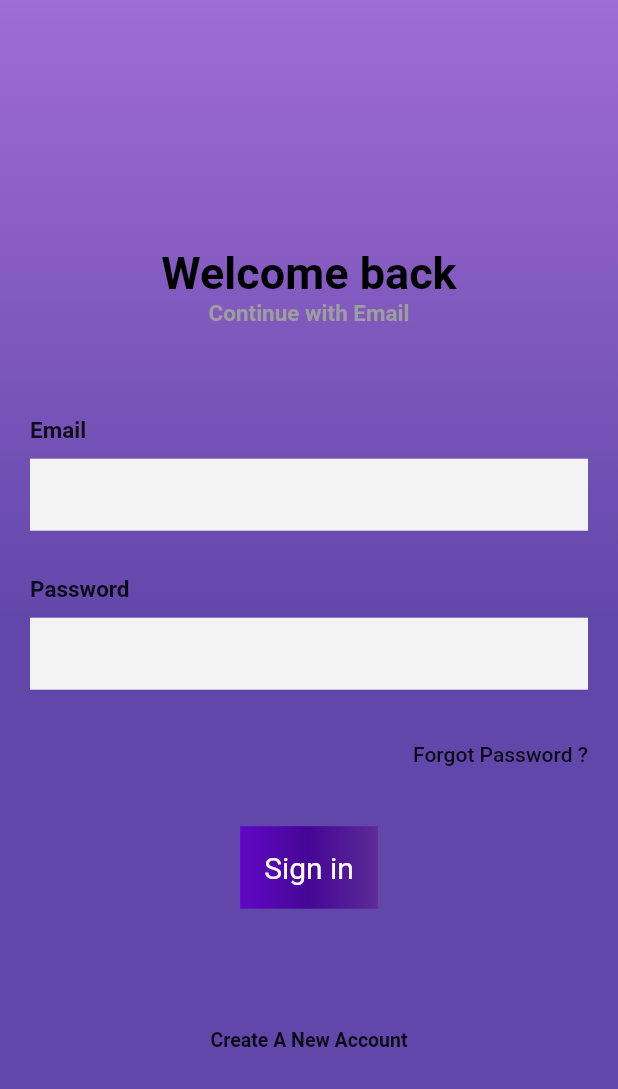
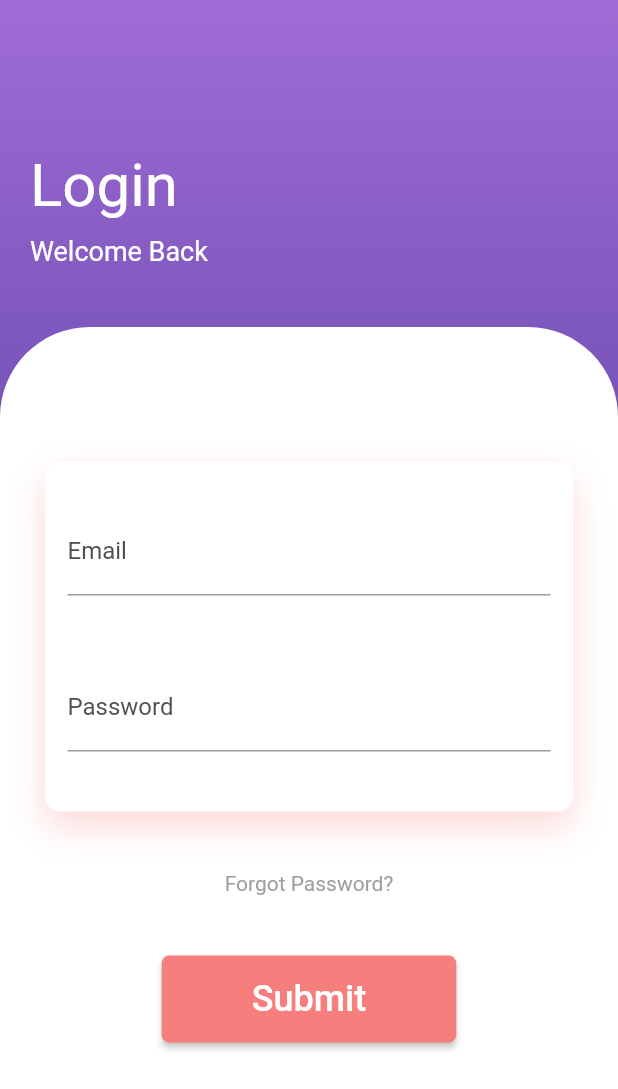
Before and after one commit to Dr-N0/PC-TV, a Flutter app: the screen it shows after launch, on a phone screen of 412 x 824 dp. Shown: the top 1089 px of the screen. Run offline on Flutter 3.47's test engine with Material 2 defaults, Android fonts, the light colour scheme and no system bars; our stand-ins replace shared_preferences; accounts and stored records are empty.

Commit message:
Found a sign in format that I like

```diff
--- a/pc_tv_phone/lib/screens/SignIn.dart
+++ b/pc_tv_phone/lib/screens/SignIn.dart
@@ -18,23 +18,33 @@ class _SignInState extends State<SignIn> {
   Widget _entryEmailField(String title) {
     return Container(
       margin: EdgeInsets.symmetric(vertical: 10),
-      child: Column(
-        crossAxisAlignment: CrossAxisAlignment.start,
-        children: <Widget>[
-          Text(
-            title,
-            style: TextStyle(fontWeight: FontWeight.bold, fontSize: 15),
+      child: Padding(
+        // padding: const EdgeInsets.only(left:15.0,right: 15.0,top:0,bottom: 0),
+        padding: EdgeInsets.symmetric(horizontal: 15),
+        child: TextField(
+          controller: emailController,
+          // style: TextStyle(color: Color(0xFFF67E7D)),
+          decoration: InputDecoration(
+            labelText: 'Email',
+            labelStyle: new TextStyle(color: Color.fromARGB(255, 80, 80, 80)),
+            hintText: 'Enter valid email but in bold',
+            enabledBorder: const UnderlineInputBorder(
+              borderSide: BorderSide(color: Colors.grey),
             ),
-          SizedBox(
-            height: 10,
+            // Focused Border
+            focusedBorder: const UnderlineInputBorder(
+              borderSide: BorderSide(color: Color(0xFFA06CD5), width: 5),
             ),
-          TextField(
-              controller: emailController,
-              decoration: InputDecoration(
-                  border: InputBorder.none,
-                  fillColor: Color(0xfff3f3f4),
-                  filled: true))
-        ],
+            // Error Border
+            errorBorder: const UnderlineInputBorder(
+              borderSide: BorderSide(color: Colors.yellow, width: 5),
+            ),
+            // Focused Error Border
+            focusedErrorBorder: const UnderlineInputBorder(
+              borderSide: BorderSide(color: Colors.red, width: 5),
+            ),
+          ),
+        ),
       ),
     );
   }
@@ -42,104 +52,57 @@ class _SignInState extends State<SignIn> {
   Widget _entryPasswordField(String title, {bool isPassword = false}) {
     return Container(
       margin: EdgeInsets.symmetric(vertical: 20),
-      child: Column(
-        crossAxisAlignment: CrossAxisAlignment.start,
-        children: <Widget>[
-          Text(
-            title,
-            style: TextStyle(fontWeight: FontWeight.bold, fontSize: 15),
+      child: Padding(
+        padding:
+            const EdgeInsets.only(left: 15.0, right: 15.0, top: 15, bottom: 0),
+        //padding: EdgeInsets.symmetric(horizontal: 15),
+        child: TextField(
+          obscureText: true,
+          controller: passController,
+          // style: TextStyle(color: Color(0xFFF67E7D)),
+          decoration: InputDecoration(
+            labelText: 'Password',
+            labelStyle: new TextStyle(color: Color.fromARGB(255, 80, 80, 80)),
+            hintText: 'Enter secure password',
+            enabledBorder: const UnderlineInputBorder(
+              borderSide: BorderSide(color: Colors.grey),
             ),
-          SizedBox(
-            height: 10,
+            // Focused Border
+            focusedBorder: const UnderlineInputBorder(
+              borderSide: BorderSide(color: Color(0xFFA06CD5), width: 5),
             ),
-          //name textfield
-          Container(
-            child: TextField(
-              controller: passController,
-              obscureText: isPassword,
-              decoration: InputDecoration(
-                  border: InputBorder.none,
-                  fillColor: Color(0xfff3f3f4),
-                  filled: true),
+            // Error Border
+            errorBorder: const UnderlineInputBorder(
+              borderSide: BorderSide(color: Colors.yellow, width: 5),
+            ),
+            // Focused Error Border
+            focusedErrorBorder: const UnderlineInputBorder(
+              borderSide: BorderSide(color: Colors.red, width: 5),
             ),
           ),
-        ],
+        ),
       ),
     );
   }
 
   Widget _submitButton() {
     return Center(
-      child: Stack(
-        children: <Widget>[
-          Positioned.fill(
-            child: Container(
-              decoration: const BoxDecoration(
-                gradient: LinearGradient(
-                  colors: <Color>[
-                    Color.fromARGB(255, 96, 8, 198),
-                    Color.fromARGB(255, 70, 6, 149),
-                    Color.fromARGB(255, 92, 43, 152),
-                  ],
+      child: ElevatedButton(
+        style: ElevatedButton.styleFrom(
+          primary: Color(0xFFF67E7D),
+          padding: const EdgeInsets.symmetric(horizontal: 60, vertical: 15),
+          shape: RoundedRectangleBorder(
+            borderRadius: BorderRadius.circular(5),
           ),
         ),
+        child: const Text(
+          'Submit',
+          style: TextStyle(fontSize: 24),
         ),
-          ),
-          TextButton(
-              style: TextButton.styleFrom(
-                  padding: const EdgeInsets.all(16.0),
-                  primary: Colors.white,
-                  textStyle: const TextStyle(fontSize: 20)),
         onPressed: () {
           AuthProvider().login(emailController.text, passController.text);
         },
-              child: const Text('Sign in')),
-        ],
       ),
-    );
-  }
-
-  Widget _createAccountLabel() {
-    return InkWell(
-      onTap: () {
-        Navigator.push(
-            context, MaterialPageRoute(builder: (context) => SignUp()));
-      },
-      child: Container(
-        margin: EdgeInsets.symmetric(vertical: 20),
-        padding: EdgeInsets.all(15),
-        alignment: Alignment.bottomCenter,
-        child: Row(
-          mainAxisAlignment: MainAxisAlignment.center,
-          children: <Widget>[
-            Text(
-              'Create A New Account',
-              style: TextStyle(fontSize: 13, fontWeight: FontWeight.w600),
-            ),
-          ],
-        ),
-      ),
-    );
-  }
-
-  Widget _title() {
-    return RichText(
-      textAlign: TextAlign.center,
-      text: TextSpan(
-          text: 'Welcome back\n',
-          style: TextStyle(
-            fontSize: 30,
-            fontWeight: FontWeight.w700,
-            color: Colors.black,
-          ),
-          children: [
-            TextSpan(
-                text: "Continue with Email",
-                style: TextStyle(
-                  fontSize: 15.0,
-                  color: Colors.grey,
-                ))
-          ]),
     );
   }
 
@@ -157,7 +120,8 @@ class _SignInState extends State<SignIn> {
     final height = MediaQuery.of(context).size.height;
     return Scaffold(
       body: Container(
-        decoration: const BoxDecoration(
+        width: double.infinity,
+        decoration: BoxDecoration(
           gradient: LinearGradient(
             tileMode: TileMode.mirror,
             begin: Alignment.topCenter,
@@ -169,36 +133,82 @@ class _SignInState extends State<SignIn> {
             stops: [0.0, 0.5],
           ),
         ),
-        height: height,
-        child: Stack(
+        child: Column(
+          crossAxisAlignment: CrossAxisAlignment.start,
           children: <Widget>[
+            SizedBox(
+              height: 80,
+            ),
+            Padding(
+              padding: EdgeInsets.all(20),
+              child: Column(
+                crossAxisAlignment: CrossAxisAlignment.start,
+                children: <Widget>[
+                  Text(
+                    "Login",
+                    style: TextStyle(color: Colors.white, fontSize: 40),
+                  ),
+                  SizedBox(
+                    height: 10,
+                  ),
+                  Text(
+                    "Welcome Back",
+                    style: TextStyle(color: Colors.white, fontSize: 18),
+                  ),
+                ],
+              ),
+            ),
+            SizedBox(height: 20),
+            Expanded(
+              child: Container(
+                decoration: BoxDecoration(
+                    color: Colors.white,
+                    borderRadius: BorderRadius.only(
+                        topLeft: Radius.circular(60),
+                        topRight: Radius.circular(60))),
+                child: SingleChildScrollView(
+                  child: Padding(
+                    padding: EdgeInsets.all(30),
+                    child: Column(
+                      children: <Widget>[
+                        SizedBox(
+                          height: 60,
+                        ),
                         Container(
-              padding: EdgeInsets.symmetric(horizontal: 20),
-              child: SingleChildScrollView(
+                          decoration: BoxDecoration(
+                              color: Colors.white,
+                              borderRadius: BorderRadius.circular(10),
+                              boxShadow: [
+                                BoxShadow(
+                                    color: Color.fromARGB(75, 246, 126, 125),
+                                    blurRadius: 20,
+                                    offset: Offset(0, 10))
+                              ]),
                           child: Column(
-                  crossAxisAlignment: CrossAxisAlignment.center,
-                  mainAxisAlignment: MainAxisAlignment.center,
                             children: <Widget>[
-                    SizedBox(height: height * .2),
-                    _title(),
-                    SizedBox(height: 50),
+                              SizedBox(height: 20),
                               _emailPasswordWidget(),
-                    SizedBox(height: 5),
-                    Container(
-                      padding: EdgeInsets.symmetric(vertical: 10),
-                      alignment: Alignment.centerRight,
-                      child: Text('Forgot Password ?',
-                          style: TextStyle(
-                              fontSize: 14, fontWeight: FontWeight.w500)),
+                              SizedBox(height: 20),
+                            ],
                           ),
-                    SizedBox(height: 30),
+                        ),
+                        SizedBox(
+                          height: 40,
+                        ),
+                        Text(
+                          "Forgot Password?",
+                          style: TextStyle(color: Colors.grey),
+                        ),
+                        SizedBox(
+                          height: 40,
+                        ),
                         _submitButton(),
-                    SizedBox(height: height * .055),
-                    _createAccountLabel(),
                       ],
                     ),
                   ),
                 ),
+              ),
+            )
           ],
         ),
       ),
```
Lines whose indentation alone changed are shown as unchanged.
